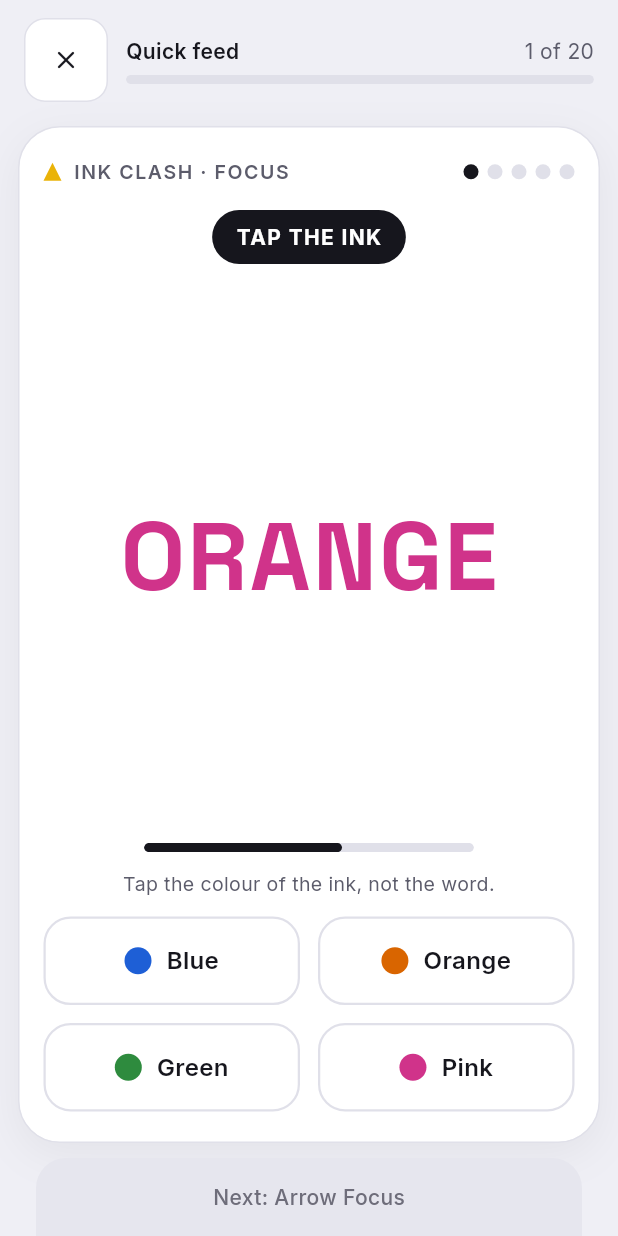
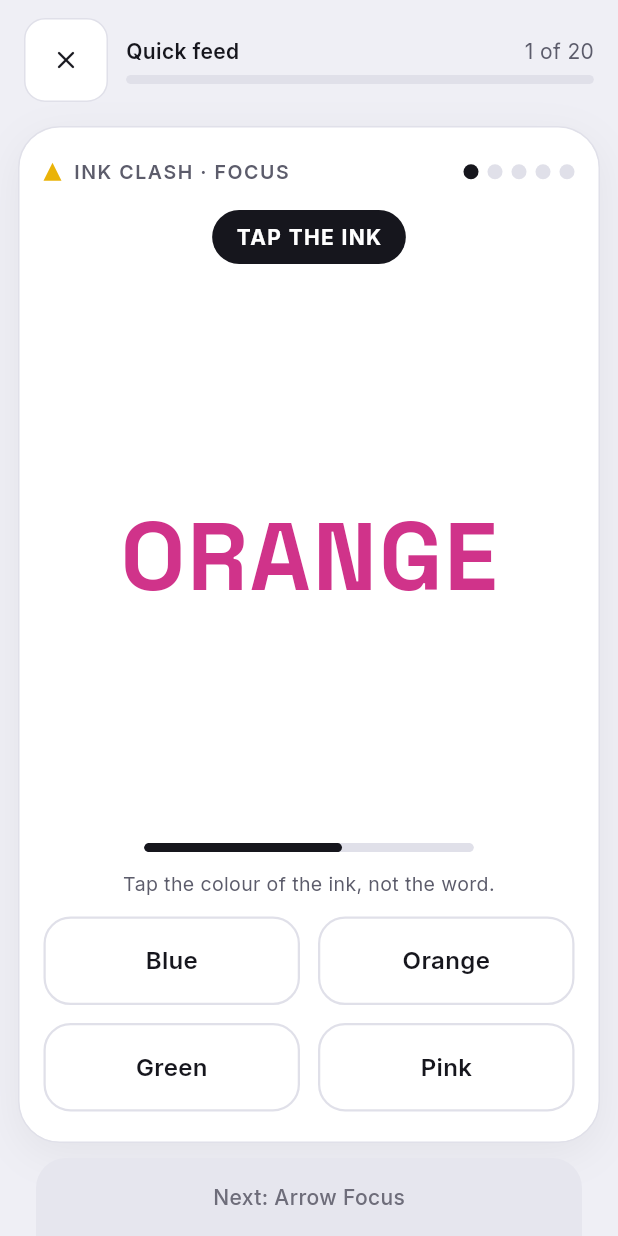
Before and after one commit to samuelavike1/smartx, a Flutter app: the FeedScreen screen opened by its route, on a phone screen of 412 x 824 dp. Run offline on Flutter 3.47's test engine with Material 3 defaults, Android fonts, the phone set to English and light mode, and no system bars; our stand-ins replace flutter_riverpod, go_router, material_ui, shared_preferences; accounts and stored records are empty.

Commit message:
Ink Clash: answer buttons are plain colour names, no swatches
Each answer button showed a dot in its ink colour, so you could match
the dot to the word's ink by eye and never name the colour, which skips
the clash between the word and its ink that the game trains. The
buttons now show only the colour's name in ordinary text, here and in
the Quick feed's Ink Clash cards. The design boards are updated to
match.

A new test checks no button shows an ink colour; it fails on the old
buttons.

```diff
--- a/lib/games/ink_clash/ink_screen.dart
+++ b/lib/games/ink_clash/ink_screen.dart
@@ -86,6 +86,9 @@ final inkUi = SpeedUi<InkBlock, InkTrial, InkColour>(
   ),
 );
 
+/// A plain colour name in ordinary text. No swatch: matching a swatch to the
+/// ink by eye would skip naming the colour, and with it the clash the game
+/// trains.
 class _ColourLabel extends StatelessWidget {
   const _ColourLabel(this.colour);
 
@@ -94,19 +97,8 @@ class _ColourLabel extends StatelessWidget {
   @override
   Widget build(BuildContext context) {
     final d = Dims.of(context);
-    return Row(
-      mainAxisAlignment: MainAxisAlignment.center,
-      children: [
-        Container(
-          width: 18,
-          height: 18,
-          decoration: BoxDecoration(
-            color: colour.shade(night: context.palette.isNight),
-            shape: BoxShape.circle,
-          ),
-        ),
-        const SizedBox(width: 10),
-        Text(
+    return Center(
+      child: Text(
         colour.label,
         style: lucidText(
           size: d.rowTitle,
@@ -114,7 +106,6 @@ class _ColourLabel extends StatelessWidget {
           color: Theme.of(context).colorScheme.onSurface,
         ),
       ),
-      ],
     );
   }
 }
```
Also changed, not shown: 1 other file. Lines whose indentation alone changed are shown as unchanged.
